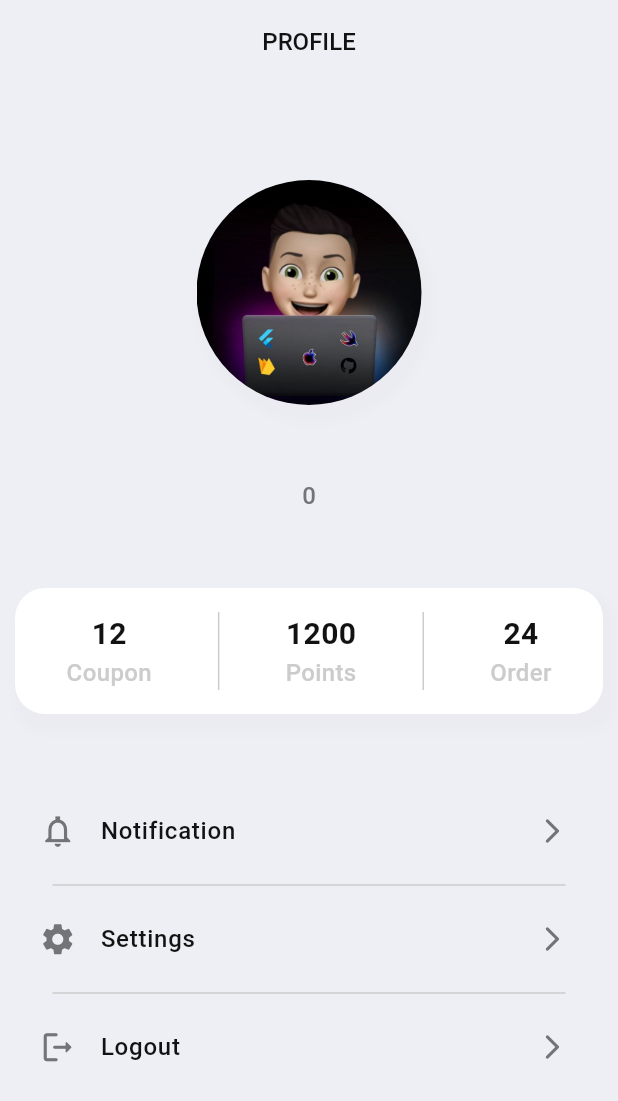
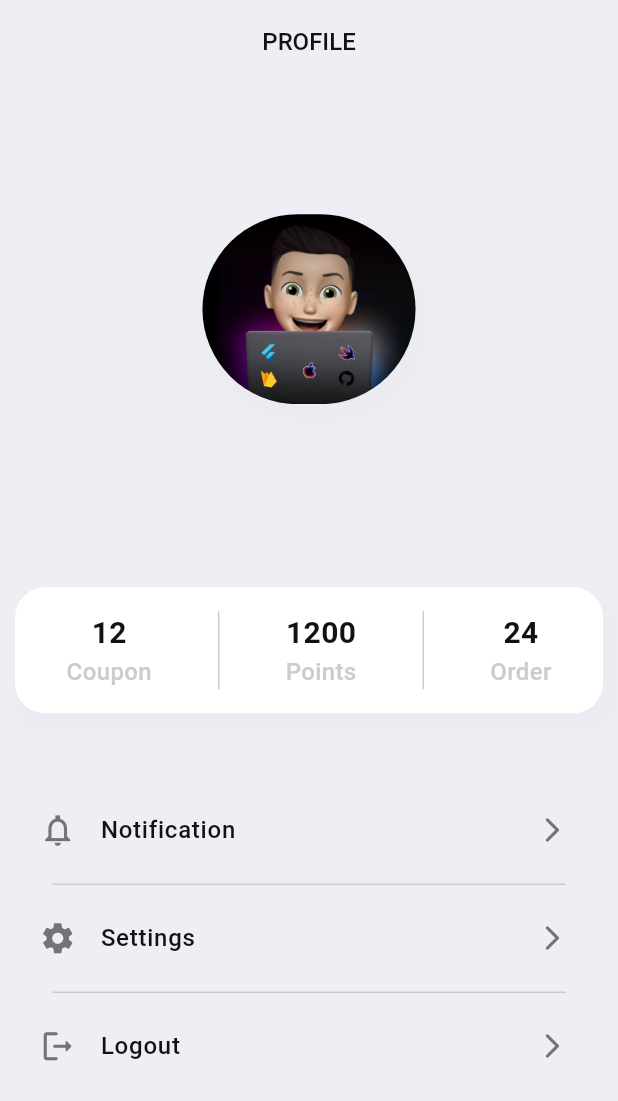
Before and after one commit to Chihab-Dev/Food-App, a Flutter app: the ProfileScreen screen opened directly, on a phone screen of 412 x 824 dp. Shown: the top 1101 px of the screen. Run offline on Flutter 3.47's test engine with Material 2 defaults, Android fonts, the phone set to English and light mode, and no system bars; our stand-ins replace cherry_toast, cloud_firestore, dartz, firebase_auth, firebase_core, firebase_storage and 15 more; missing offline and left inert: dart:ffi; accounts and stored records are empty; project files that could hold a hidden picture were left out.

Commit message:
FIX profile screen not responsive

```diff
--- a/lib/presentation/main/view/pages/profile/view/profile_screen.dart
+++ b/lib/presentation/main/view/pages/profile/view/profile_screen.dart
@@ -22,6 +22,7 @@ class ProfileScreen extends StatelessWidget {
         var cubit = BaseCubit.get(context);
         CustomerObject? customerObject = cubit.customerObject;
         return Scaffold(
+          extendBodyBehindAppBar: true,
           backgroundColor: ColorManager.whiteGrey,
           appBar: AppBar(
             title: Text(
@@ -31,20 +32,21 @@ class ProfileScreen extends StatelessWidget {
             backgroundColor: Colors.transparent,
             elevation: 0,
           ),
-          body: cubit.customerObject == null ? emptyScreen() : profileView(customerObject!),
+          body: cubit.customerObject == null ? emptyScreen() : profileView(customerObject!, context),
         );
       },
     );
   }
 
-  Padding profileView(CustomerObject customerObject) {
+  Widget profileView(CustomerObject customerObject, BuildContext context) {
     return Padding(
       padding: const EdgeInsets.symmetric(vertical: AppPadding.p16, horizontal: AppPadding.p10).copyWith(bottom: 0),
+      child: SingleChildScrollView(
         child: Column(
           mainAxisAlignment: MainAxisAlignment.center,
           children: [
-          const SizedBox(width: double.infinity),
-          imageCircule(),
+            SizedBox(height: MediaQuery.sizeOf(context).height / 6.5),
+            imageCircule(context),
             const SizedBox(height: AppSize.s20),
             nameText(customerObject),
             phoneText(customerObject),
@@ -56,8 +58,9 @@ class ProfileScreen extends StatelessWidget {
             listTile(AppStrings.settings, Icons.settings, () {}),
             divider(),
             listTile(AppStrings.logout, Icons.logout_rounded, () {}),
-          const SizedBox(height: AppSize.s50),
+            // const SizedBox(height: AppSize.s50),
           ],
+        ),
       ),
     );
   }
@@ -147,7 +150,7 @@ class ProfileScreen extends StatelessWidget {
 
   Text phoneText(CustomerObject customerObject) {
     return Text(
-      '0${customerObject.phoneNumber.split('+213').last}',
+      customerObject.phoneNumber,
       style: getMeduimStyle(color: ColorManager.grey),
     );
   }
@@ -159,10 +162,10 @@ class ProfileScreen extends StatelessWidget {
     );
   }
 
-  Container imageCircule() {
+  Container imageCircule(BuildContext context) {
     return Container(
-      height: 150,
-      width: 150,
+      height: MediaQuery.sizeOf(context).height / 6.5,
+      width: MediaQuery.sizeOf(context).width / 2.9,
       decoration: BoxDecoration(
         color: ColorManager.white,
         boxShadow: [
--- a/pubspec.yaml
+++ b/pubspec.yaml
@@ -53,7 +53,6 @@ dependencies:
   google_maps_flutter: ^2.3.1
 
 
-
 dev_dependencies:
   flutter_test:
     sdk: flutter
```
Lines whose indentation alone changed are shown as unchanged.
